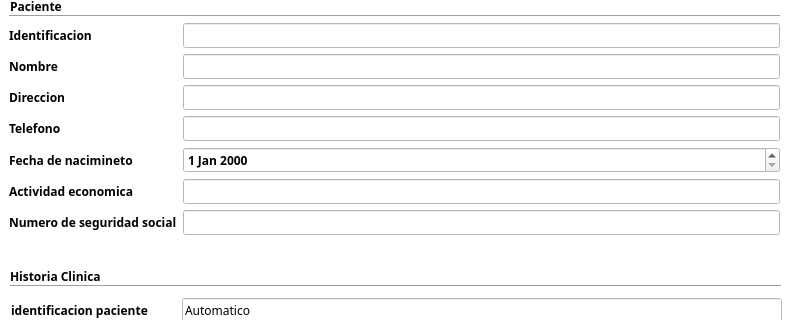
Above: gui/enfermera_uis/DialogPaciente.ui from BryanTabarez/ProyectoBD before the change; both pictures show x 0 to 800 and y 82 to 402 of the 800 by 542 pixel window. Below: the same form after it.
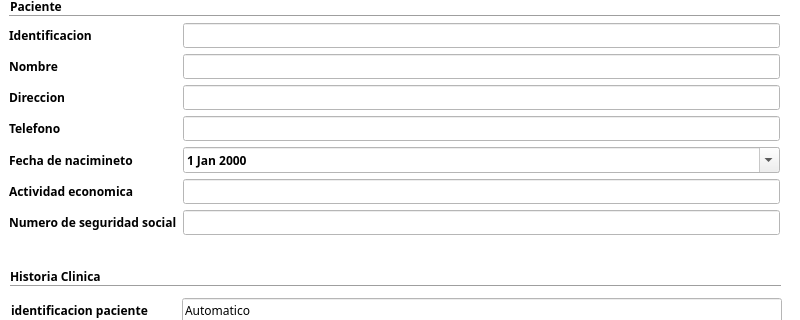
That is the form after the change. Icons and pictures are not drawn.

Commit message: Interfaz enfermera en porceso

Diff of the .ui file:
```diff
--- a/gui/enfermera_uis/DialogPaciente.ui
+++ b/gui/enfermera_uis/DialogPaciente.ui
@@ -219,7 +219,11 @@
       </widget>
      </item>
      <item row="4" column="1">
-      <widget class="QDateEdit" name="dateEditFechaNacimiento"/>
+      <widget class="QDateEdit" name="dateEditFechaNacimiento">
+       <property name="calendarPopup">
+        <bool>true</bool>
+       </property>
+      </widget>
      </item>
     </layout>
    </widget>
```
The commit also changes 3 other files.
